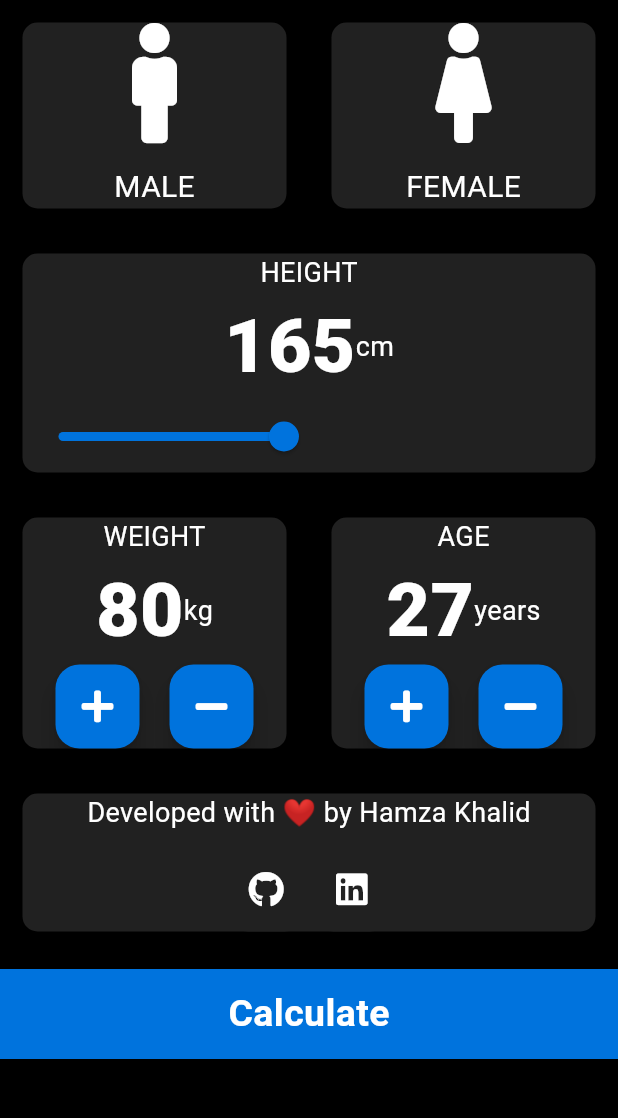
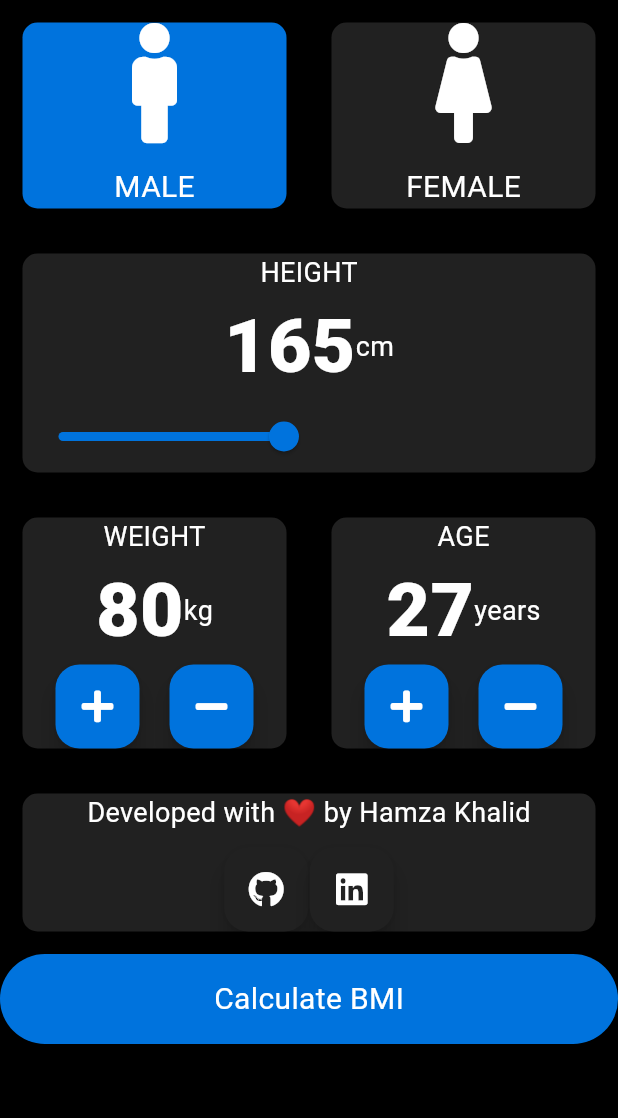
Before and after one commit to hamza091197/BMI-Calculator, a Flutter app: the screen it shows after launch, after a tap on "MALE", on a phone screen of 412 x 824 dp, the part 84-1202 px from its top. Run offline on Flutter 3.47's test engine with Material 3 defaults, Android fonts, the phone set to English and light mode, and no system bars; our stand-ins replace font_awesome_flutter.

Commit message:
Code optimization and minor bugs

```diff
--- a/lib/main_screen.dart
+++ b/lib/main_screen.dart
@@ -1,89 +1,89 @@
-import 'dart:math'; // Importing dart:math for mathematical calculations
+import 'dart:math';
 import 'package:flutter/material.dart';
 import 'package:font_awesome_flutter/font_awesome_flutter.dart';
-import 'container_box.dart'; // Importing custom widget ContainerBox
-import 'data_container.dart'; // Importing custom widget DataContainer
-import 'package:url_launcher/url_launcher.dart'; // For launching URLs
+import 'container_box.dart';
+import 'data_container.dart';
+import 'package:url_launcher/url_launcher.dart';
 
-// Constants for colors and text styles
-const activeColor = Color(0xff0073dd);
-const inActiveColor = Color(0xFF212121);
-const textStyle1 = TextStyle(fontSize: 18.0, color: Colors.white);
-const textStyle2 =
-TextStyle(fontSize: 50.0, fontWeight: FontWeight.w900, color: Colors.white);
-const textStyle3 =
-TextStyle(fontSize: 25.0, fontWeight: FontWeight.bold, color: Colors.white);
+// Constant colors and text styles
+const activeColor = Color(0xff0073dd); // Color for active boxes
+const inActiveColor = Color(0xFF212121); // Color for inactive boxes
+const textStyle1 =
+    TextStyle(fontSize: 18.0, color: Colors.white); // Style for regular text
+const textStyle2 = TextStyle(
+    fontSize: 50.0,
+    fontWeight: FontWeight.w900,
+    color: Colors.white); // Style for large text
+const textStyle3 = TextStyle(
+    fontSize: 25.0,
+    fontWeight: FontWeight.bold,
+    color: Colors.white); // Style for bold text
 
 class MainScreen extends StatefulWidget {
   const MainScreen({super.key});
 
   @override
-  _MainScreenState createState() =>
-      _MainScreenState(); // Creating state for MainScreen
+  _MainScreenState createState() => _MainScreenState();
 }
 
 class _MainScreenState extends State<MainScreen> {
-  // State variables for UI elements
-  Color maleBoxColor = activeColor; // Color for male selection box
-  Color femaleBoxColor = inActiveColor; // Color for female selection box
-  int height = 165; // Default height in cm
-  int weight = 80; // Default weight in kg
-  int age = 27; // Default age
-  String result = ""; // Result variable for BMI calculation
-  final _weightController = TextEditingController();
-  final _ageController = TextEditingController();
+  // Variables to store the state of the app
+  Color maleBoxColor = activeColor; // Male box color
+  Color femaleBoxColor = inActiveColor; // Female box color
+  int height = 165, weight = 80, age = 27; // Initial height, weight, and age
+  String result = ""; // To store BMI result
+  final _weightController =
+      TextEditingController(); // Controller for weight input
+  final _ageController = TextEditingController(); // Controller for age input
 
-  // Function to update the color of gender selection boxes
+  // Function to update the color of the gender boxes when selected
   void updateBoxColor(int gender) {
+    setState(() {
       if (gender == 1) {
-      // If male is selected
-      maleBoxColor =
-      (maleBoxColor == inActiveColor) ? activeColor : inActiveColor;
-      femaleBoxColor =
-      (maleBoxColor == inActiveColor) ? inActiveColor : activeColor;
+        // If male is selected, set male to active and female to inactive
+        maleBoxColor = activeColor;
+        femaleBoxColor = inActiveColor;
       } else {
-      // If female is selected
-      femaleBoxColor =
-      (femaleBoxColor == inActiveColor) ? activeColor : inActiveColor;
-      maleBoxColor =
-      (femaleBoxColor == activeColor) ? inActiveColor : activeColor;
+        // If female is selected, set female to active and male to inactive
+        femaleBoxColor = activeColor;
+        maleBoxColor = inActiveColor;
       }
+    });
   }
 
-  // Function to calculate BMI
+  // Function to calculate BMI based on weight and height
   String calculateBmi(int weight, int height) {
-    double bmi = weight / pow(height / 100, 2); // BMI formula
-    return bmi.toStringAsFixed(1); // Return BMI rounded to one decimal place
+    return (weight / pow(height / 100, 2))
+        .toStringAsFixed(1); // Formula for BMI
   }
 
-  // Function to show the weight input dialog
-  void showWeightInputDialog() {
+  // Function to show an input dialog for weight or age
+  void showInputDialog(String title, String hintText,
+      TextEditingController controller, Function(int) updateValue) {
     showDialog(
       context: context,
       builder: (BuildContext context) {
         return AlertDialog(
-          title: const Text('Enter your weight'),
+          title: Text(title),
           content: TextField(
-            controller: _weightController,
+            controller: controller,
             keyboardType: TextInputType.number,
-            decoration: const InputDecoration(hintText: 'Weight in kg'),
+            decoration: InputDecoration(hintText: hintText),
           ),
-          actions: <Widget>[
+          actions: [
+            // Button to submit the input and update value
             TextButton(
               onPressed: () {
-                setState(() {
-                  int enteredWeight = int.tryParse(_weightController.text) ?? weight;
-                  if (enteredWeight > 200) {
-                    ScaffoldMessenger.of(context).showSnackBar(
-                      const SnackBar(
-                        content: Text('Weight exceeds the maximum limit of 200 kg'),
-                        backgroundColor: Colors.red,
-                      ),
-                    );
+                int value = int.tryParse(controller.text) ??
+                    (hintText == 'Weight in kg' ? weight : age);
+                if (value > 200) {
+                  ScaffoldMessenger.of(context).showSnackBar(SnackBar(
+                    content: Text('$title exceeds the maximum limit of 200'),
+                    backgroundColor: Colors.redAccent,
+                  ));
                 } else {
-                    weight = enteredWeight;
+                  updateValue(value); // Update the value based on user input
                 }
-                });
                 Navigator.of(context).pop();
               },
               child: const Text('OK'),
@@ -94,80 +94,75 @@ class _MainScreenState extends State<MainScreen> {
     );
   }
 
-  // Function to show the age input dialog
-  void showAgeInputDialog() {
-    showDialog(
-      context: context,
-      builder: (BuildContext context) {
-        return AlertDialog(
-          title: const Text('Enter your age'),
-          content: TextField(
-            controller: _ageController,
-            keyboardType: TextInputType.number,
-            decoration: const InputDecoration(hintText: 'Age'),
+  // Function to build the container for weight and age selection with increment/decrement buttons
+  Widget buildContainer(String title, int value, String unit,
+      void Function() increment, void Function() decrement) {
+    return ContainerBox(
+      boxColor: inActiveColor,
+      childwidget: Column(
+        mainAxisAlignment: MainAxisAlignment.center,
+        children: <Widget>[
+          Text(title, style: textStyle1),
+          Row(
+            mainAxisAlignment: MainAxisAlignment.center,
+            children: <Widget>[
+              Text(value.toString(), style: textStyle2),
+              Text(unit, style: textStyle1),
+            ],
           ),
-          actions: <Widget>[
-            TextButton(
-              onPressed: () {
-                setState(() {
-                  int enteredAge = int.tryParse(_ageController.text) ?? age;
-                  if (enteredAge > 200) {
-                    ScaffoldMessenger.of(context).showSnackBar(
-                      const SnackBar(
-                        content: Text('Age exceeds the maximum limit of 200 years'),
-                        backgroundColor: Colors.red,
-                      ),
-                    );
-                  } else {
-                    age = enteredAge;
-                  }
-                });
-                Navigator.of(context).pop();
-              },
-              child: const Text('OK'),
+          Row(
+            mainAxisAlignment: MainAxisAlignment.center,
+            children: <Widget>[
+              // Increment button
+              FloatingActionButton(
+                  onPressed: increment,
+                  backgroundColor: activeColor,
+                  child:
+                      const Icon(FontAwesomeIcons.plus, color: Colors.white)),
+              SizedBox(width: 20),
+              // Decrement button
+              FloatingActionButton(
+                  onPressed: decrement,
+                  backgroundColor: activeColor,
+                  child:
+                      const Icon(FontAwesomeIcons.minus, color: Colors.white)),
+            ],
           ),
         ],
-        );
-      },
+      ),
     );
   }
 
   @override
   Widget build(BuildContext context) {
     return Scaffold(
-      appBar: AppBar(title: const Text("BMI Calculator")), // App bar title
+      appBar: AppBar(title: const Text("BMI Calculator")), // AppBar with title
       body: SingleChildScrollView(
-        // Allow scrolling if the content is too large
         child: Column(
           children: <Widget>[
-            // Gender selection row
+            // Row to display male and female selection boxes
             Row(
               children: <Widget>[
+                // Male gender box
                 Expanded(
                     child: GestureDetector(
-                    onTap: () => setState(() => updateBoxColor(1)),
-                    // Update color for male
+                        onTap: () => updateBoxColor(1),
                         child: ContainerBox(
                             boxColor: maleBoxColor,
                             childwidget: const DataContainer(
-                          icon: FontAwesomeIcons.male, title: 'MALE'),
-                    ),
-                  ),
-                ),
+                                icon: FontAwesomeIcons.male, title: 'MALE')))),
+                // Female gender box
                 Expanded(
                     child: GestureDetector(
-                    onTap: () => setState(() => updateBoxColor(2)),
-                    // Update color for female
+                        onTap: () => updateBoxColor(2),
                         child: ContainerBox(
                             boxColor: femaleBoxColor,
                             childwidget: const DataContainer(
-                          icon: FontAwesomeIcons.female, title: 'FEMALE'),
-                    ),
-                  ),
-                ),
+                                icon: FontAwesomeIcons.female,
+                                title: 'FEMALE')))),
               ],
             ),
-            // Height selection container
+            // Container for height input with a slider
             ContainerBox(
               boxColor: inActiveColor,
               childwidget: Column(
@@ -187,45 +182,82 @@ class _MainScreenState extends State<MainScreen> {
                     max: 220,
                     activeColor: activeColor,
                     inactiveColor: inActiveColor,
-                    onChanged: (newValue) => setState(
-                            () => height = newValue.round()), // Update height
+                    onChanged: (newValue) =>
+                        setState(() => height = newValue.round()),
                   ),
                 ],
               ),
             ),
-            // Row for weight and age selection
+            // Row to display weight and age containers with input options
             Row(
               children: <Widget>[
                 Expanded(
                     child: GestureDetector(
-                    onTap: showWeightInputDialog,
-                    // Open weight input dialog
-                    child: ContainerBox(
-                      boxColor: inActiveColor,
-                      childwidget:
-                      buildWeightContainer(), // Weight selection widget
-                    ),
-                  ),
-                ),
+                        onTap: () => showInputDialog(
+                            'Enter your weight',
+                            'Weight in kg',
+                            _weightController,
+                            (val) => weight = val),
+                        child: buildContainer(
+                            'WEIGHT',
+                            weight,
+                            'kg',
+                            () => setState(() => weight++),
+                            () => setState(() => weight--)))),
                 Expanded(
                     child: GestureDetector(
-                    onTap: showAgeInputDialog,
-                    // Open age input dialog
-                    child: ContainerBox(
+                        onTap: () => showInputDialog('Enter your age', 'Age',
+                            _ageController, (val) => age = val),
+                        child: buildContainer(
+                            'AGE',
+                            age,
+                            'years',
+                            () => setState(() => age++),
+                            () => setState(() => age--)))),
+              ],
+            ),
+            // Footer with developer info and social media links
+            Column(
+              children: <Widget>[
+                ContainerBox(
                   boxColor: inActiveColor,
-                      childwidget: buildAgeContainer(), // Age selection widget
+                  childwidget: Column(
+                    mainAxisAlignment: MainAxisAlignment.center,
+                    children: <Widget>[
+                      const Text('Developed with ❤ by Hamza Khalid',
+                          style: textStyle1),
+                      const SizedBox(height: 10.0),
+                      Row(
+                        mainAxisAlignment: MainAxisAlignment.center,
+                        children: [
+                          // GitHub link button
+                          FloatingActionButton(
+                              onPressed: () => launch(
+                                  'https://github.com/hamza091197?tab=repositories'),
+                              backgroundColor: inActiveColor,
+                              child: const Icon(FontAwesomeIcons.github,
+                                  color: Colors.white)),
+                          SizedBox(width: 1),
+                          // LinkedIn link button
+                          FloatingActionButton(
+                              onPressed: () => launch(
+                                  'https://www.linkedin.com/in/hamza-khalid-357b4327b/'),
+                              backgroundColor: inActiveColor,
+                              child: const Icon(FontAwesomeIcons.linkedin,
+                                  color: Colors.white)),
+                        ],
                       ),
+                    ],
                   ),
                 ),
               ],
             ),
-            // Developed by section
-            buildDevelopedBySection(),
-            // Calculate button
+            // Calculate BMI button
             GestureDetector(
               onTap: () {
                 setState(() {
-                  result = calculateBmi(weight, height); // Calculate BMI on tap
+                  result = calculateBmi(weight, height); // Calculate BMI
+                  // Show BMI result in dialog
                   showDialog(
                     context: context,
                     builder: (BuildContext context) {
@@ -242,7 +274,6 @@ class _MainScreenState extends State<MainScreen> {
                             children: <Widget>[
                               const Text('Your BMI', style: textStyle1),
                               Text(result.toString(), style: textStyle2),
-                              // Display BMI result
                             ],
                           ),
                         ),
@@ -254,126 +285,18 @@ class _MainScreenState extends State<MainScreen> {
               child: Container(
                   width: double.infinity,
                   height: 60.0,
+                  decoration: BoxDecoration(
+                    borderRadius: BorderRadius.circular(30.0),
                     color: activeColor,
-                margin: const EdgeInsets.only(top: 10.0),
-                child:
-                const Center(child: Text('Calculate', style: textStyle3)),
                   ),
+                  child: const Center(
+                      child: Text('Calculate BMI',
+                          style:
+                              TextStyle(color: Colors.white, fontSize: 20.0)))),
             ),
           ],
         ),
       ),
     );
   }
-
-  // Widget for weight selection
-  Column buildWeightContainer() {
-    return Column(
-      mainAxisAlignment: MainAxisAlignment.center,
-      children: <Widget>[
-        const Text('WEIGHT', style: textStyle1),
-        Row(
-          mainAxisAlignment: MainAxisAlignment.center,
-          children: <Widget>[
-            Text(weight.toString(), style: textStyle2),
-            const Text('kg', style: textStyle1),
-          ],
-        ),
-        Row(
-          mainAxisAlignment: MainAxisAlignment.center,
-          children: <Widget>[
-            FloatingActionButton(
-              onPressed: () => setState(() => weight++), // Increment weight
-              backgroundColor: activeColor,
-              child: const Icon(FontAwesomeIcons.plus, color: Colors.white),
-            ),
-            const SizedBox(width: 20), // Add space between plus and minus icons
-            FloatingActionButton(
-              onPressed: () => setState(() => weight--), // Decrement weight
-              backgroundColor: activeColor,
-              child: const Icon(FontAwesomeIcons.minus, color: Colors.white),
-            ),
-          ],
-        ),
-      ],
-    );
 }
-
-  // Widget for age selection
-  Column buildAgeContainer() {
-    return Column(
-      mainAxisAlignment: MainAxisAlignment.center,
-      children: <Widget>[
-        const Text('AGE', style: textStyle1),
-        Row(
-          mainAxisAlignment: MainAxisAlignment.center,
-          children: <Widget>[
-            Text(age.toString(), style: textStyle2),
-            const Text('years', style: textStyle1),
-          ],
-        ),
-        Row(
-          mainAxisAlignment: MainAxisAlignment.center,
-          children: <Widget>[
-            FloatingActionButton(
-              onPressed: () => setState(() => age++), // Increment age
-              backgroundColor: activeColor,
-              child: const Icon(FontAwesomeIcons.plus, color: Colors.white),
-            ),
-            const SizedBox(width: 20), // Add space between plus and minus icons
-            FloatingActionButton(
-              onPressed: () => setState(() => age--), // Decrement age
-              backgroundColor: activeColor,
-              child: const Icon(FontAwesomeIcons.minus, color: Colors.white),
-            ),
-          ],
-        ),
-      ],
-    );
-  }
-
-  // Section displaying developer information
-  Column buildDevelopedBySection() {
-    return Column(
-      children: <Widget>[
-        ContainerBox(
-          boxColor: inActiveColor,
-          childwidget: Column(
-            mainAxisAlignment: MainAxisAlignment.center,
-            children: <Widget>[
-              const Text('Developed with ❤ by Hamza Khalid', style: textStyle1),
-              const SizedBox(height: 10.0),
-              Row(
-                mainAxisAlignment: MainAxisAlignment.center,
-                children: buildSocialMediaIcons(), // Build social media icons
-              ),
-            ],
-          ),
-        ),
-      ],
-    );
-  }
-
-  // Widget for social media icons
-  List<Widget> buildSocialMediaIcons() {
-    return [
-      FloatingActionButton(
-        elevation: 0,
-        onPressed: () =>
-            launch('https://github.com/hamza091197?tab=repositories'),
-        // Launch GitHub
-        backgroundColor: inActiveColor,
-        child: const Icon(FontAwesomeIcons.github, color: Colors.white),
-      ),
-      const SizedBox(width: 1),
-      FloatingActionButton(
-        elevation: 0,
-        onPressed: () =>
-            launch('https://www.linkedin.com/in/hamza-khalid-357b4327b/'),
-        // Launch LinkedIn
-        backgroundColor: inActiveColor,
-        child: const Icon(FontAwesomeIcons.linkedin, color: Colors.white),
-      ),
-    ];
-  }
-}
```
Lines whose indentation alone changed are shown as unchanged.
